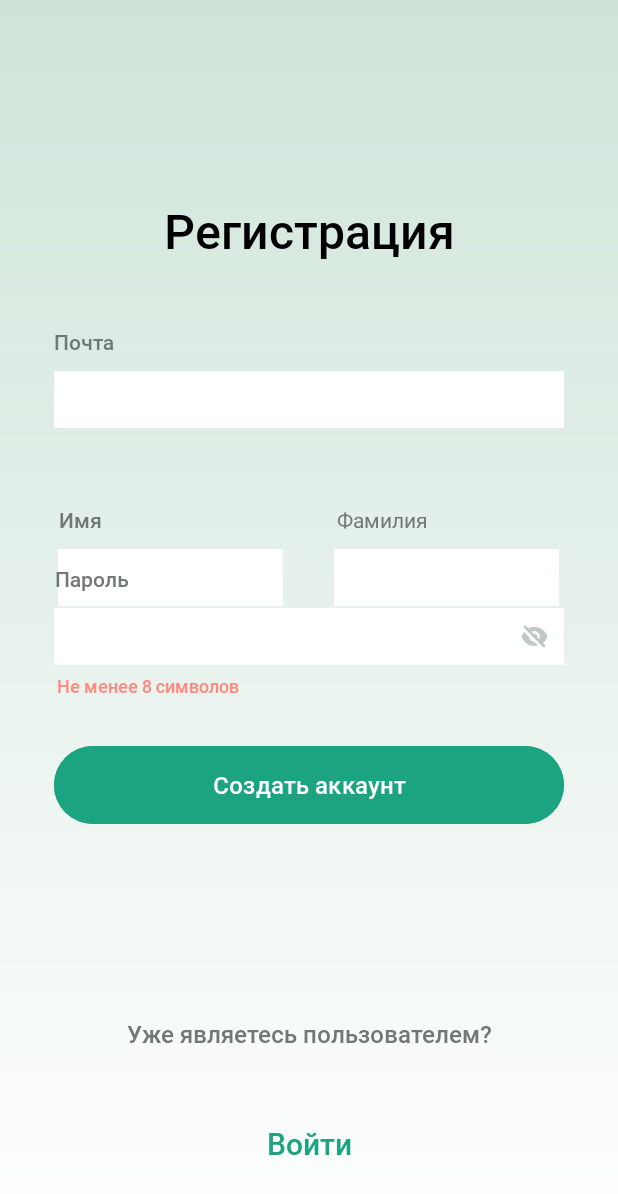
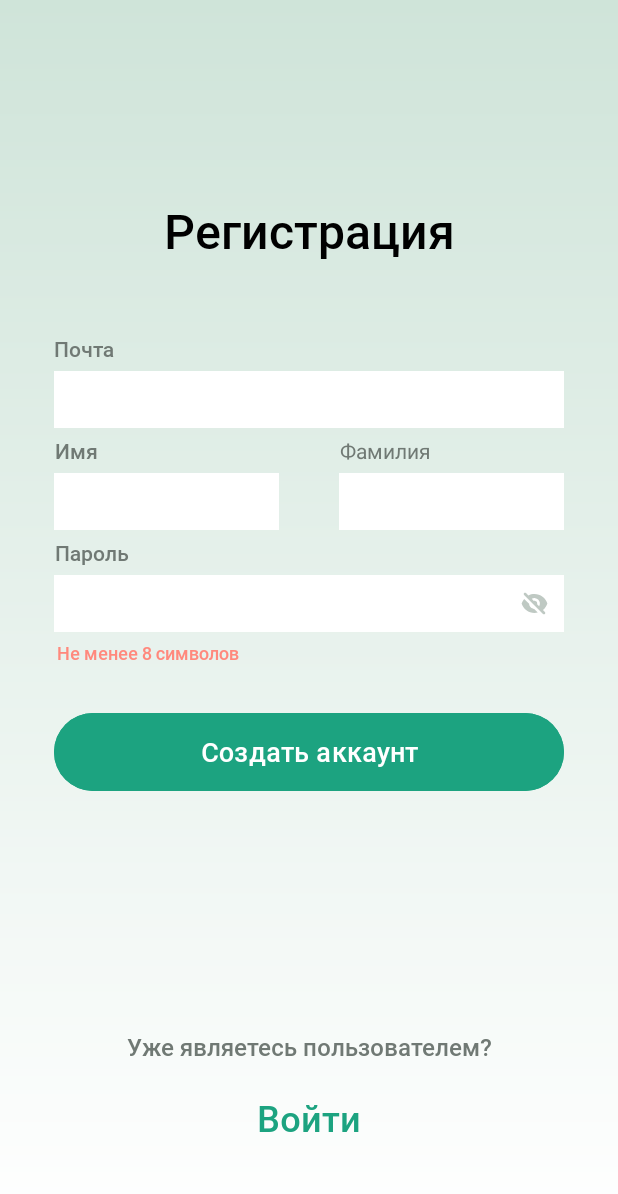
Before and after one commit to Tsukuyomi102/FinanceTracker, an Android app: the SingUpFragment screen opened through its navigation route, on a phone screen of 412 x 824 dp. Shown: the top 1194 px of the screen. Run offline under Robolectric (Android 15) with nearby library versions, the phone set to English and light mode, and no system bars; our stand-ins replace navigation-ui; 3 statements that could not run were skipped.

Commit message:
Change small problems in disign
Edit marginTop in sign_in
Edit all constraints in sign_up for optimization

```diff
--- a/app/src/main/res/layout/fragment_sing_in.xml
+++ b/app/src/main/res/layout/fragment_sing_in.xml
@@ -53,7 +53,7 @@
         android:id="@+id/textView2"
         android:layout_width="250dp"
         android:layout_height="36dp"
-        android:layout_marginTop="100dp"
+        android:layout_marginTop="132dp"
         android:text="Вход"
         android:textSize="32dp"
         android:fontFamily="@font/roboto_medium"
--- a/app/src/main/res/layout/fragment_sing_up.xml
+++ b/app/src/main/res/layout/fragment_sing_up.xml
@@ -31,7 +31,7 @@
         android:text="@string/email"
         android:textColor="@color/hintColor"
         android:textSize="14dp"
-        android:layout_marginBottom="10dp"
+        android:layout_marginBottom="5dp"
         android:layout_marginRight="300dp"
         app:layout_constraintBottom_toTopOf="@+id/editEmail"
         app:layout_constraintEnd_toEndOf="parent"
@@ -53,8 +53,8 @@
         android:id="@+id/textName"
         android:layout_width="wrap_content"
         android:layout_height="wrap_content"
-        android:layout_marginRight="305dp"
-        android:layout_marginBottom="10dp"
+        android:layout_marginRight="310dp"
+        android:layout_marginBottom="5dp"
         android:fontFamily="@font/roboto_medium"
         android:text="@string/name"
         android:textColor="@color/hintColor"
@@ -70,9 +70,8 @@
         android:background="@color/white"
         android:textColor="@color/black"
         android:textSize="28dp"
-        android:layout_marginBottom="340dp"
-        android:layout_marginRight="185dp"
-        app:layout_constraintBottom_toBottomOf="parent"
+        android:layout_marginTop="30dp"
+        android:layout_marginRight="190dp"
         app:layout_constraintEnd_toEndOf="parent"
         app:layout_constraintStart_toStartOf="parent"
         app:layout_constraintTop_toBottomOf="@+id/editEmail" />
@@ -84,8 +83,8 @@
         android:text="@string/surname"
         android:textSize="14dp"
         android:textColor="@color/hintColor"
-        android:layout_marginLeft="30dp"
-        android:layout_marginBottom="10dp"
+        android:layout_marginLeft="36dp"
+        android:layout_marginBottom="5dp"
         app:layout_constraintBottom_toTopOf="@+id/editSurname"
         app:layout_constraintEnd_toEndOf="parent"
         app:layout_constraintStart_toEndOf="@+id/textName" />
@@ -97,10 +96,8 @@
         android:background="@color/white"
         android:textColor="@color/black"
         android:textSize="28dp"
-        android:layout_marginBottom="340dp"
-        android:layout_marginRight="5dp"
-        app:layout_constraintBottom_toBottomOf="parent"
-        app:layout_constraintEnd_toEndOf="parent"
+        android:layout_marginTop="30dp"
+        android:layout_marginLeft="40dp"
         app:layout_constraintStart_toEndOf="@+id/editName"
         app:layout_constraintTop_toBottomOf="@+id/editEmail" />
 
@@ -112,7 +109,8 @@
         android:text="@string/password"
         android:textColor="@color/hintColor"
         android:textSize="14dp"
-        android:layout_marginBottom="10dp"
+
+        android:layout_marginBottom="5dp"
         android:layout_marginRight="290dp"
         app:layout_constraintBottom_toTopOf="@+id/editPassword"
         app:layout_constraintEnd_toEndOf="parent"
@@ -125,10 +123,10 @@
         android:layout_height="wrap_content"
         android:background="@color/white"
         android:textSize="28dp"
-        android:layout_marginTop="120dp"
+        android:layout_marginTop="30dp"
         app:layout_constraintEnd_toEndOf="parent"
         app:layout_constraintStart_toStartOf="parent"
-        app:layout_constraintTop_toBottomOf="@+id/editEmail" />
+        app:layout_constraintTop_toBottomOf="@+id/editName" />
 
     <ImageButton
         android:id="@+id/buttonDisclose"
@@ -160,7 +158,7 @@
         android:layout_width="340dp"
         android:layout_height="60dp"
         android:text="@string/createAccount"
-        android:textSize="16dp"
+        android:textSize="18dp"
         android:textColor="@color/white"
         android:fontFamily="@font/roboto_medium"
         android:layout_marginTop="50dp"
@@ -173,9 +171,10 @@
         android:id="@+id/alreadyUser"
         android:layout_width="wrap_content"
         android:layout_height="wrap_content"
+        android:layout_marginTop="40dp"
+        android:fontFamily="@font/roboto_medium"
         android:text="@string/alreadyUser"
         android:textColor="@color/hintColor"
-        android:fontFamily="@font/roboto_medium"
         android:textSize="16dp"
         app:layout_constraintBottom_toBottomOf="parent"
         app:layout_constraintEnd_toEndOf="parent"
@@ -183,13 +182,14 @@
         app:layout_constraintTop_toBottomOf="@+id/buttonSignUp" />
 
     <TextView
+        android:id="@+id/signIn"
         android:layout_width="wrap_content"
         android:layout_height="wrap_content"
         android:text="@string/signin"
-        android:textSize="20dp"
+        android:textSize="24dp"
         android:textColor="@color/buttonColor"
         android:fontFamily="@font/roboto_medium"
-        app:layout_constraintBottom_toBottomOf="parent"
+        android:layout_marginTop="20dp"
         app:layout_constraintEnd_toEndOf="parent"
         app:layout_constraintStart_toStartOf="parent"
         app:layout_constraintTop_toBottomOf="@+id/alreadyUser" />
```
